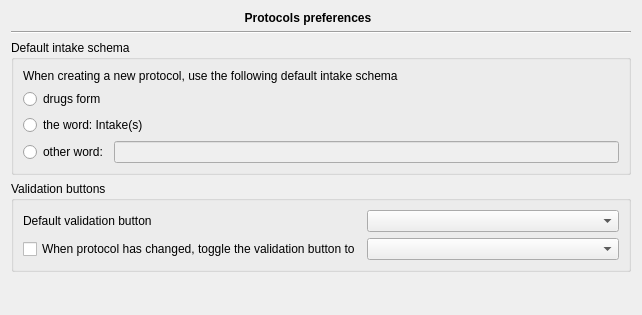
First picture: the form in plugins/drugsplugin/drugspreferences/protocolpreferencespage.ui, repository FreeHealth/freehealth, before the edit.
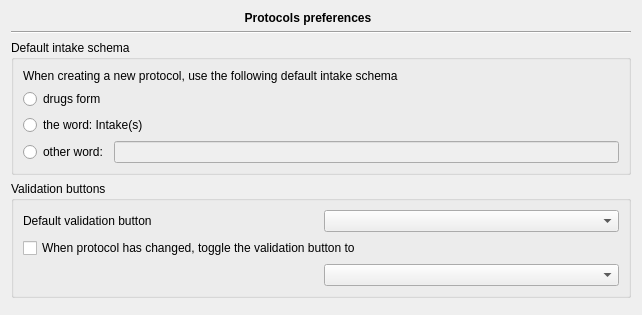
Second picture: the form after the edit.

What changed in the file:
```diff
--- a/plugins/drugsplugin/drugspreferences/protocolpreferencespage.ui
+++ b/plugins/drugsplugin/drugspreferences/protocolpreferencespage.ui
@@ -103,16 +103,16 @@
       <item row="0" column="1">
        <widget class="QComboBox" name="defaultButtonCombo"/>
       </item>
-      <item row="1" column="1">
-       <widget class="QComboBox" name="saveToggleCombo"/>
-      </item>
-      <item row="1" column="0">
+      <item row="1" column="0" colspan="2">
        <widget class="QCheckBox" name="toggleCheckbox">
         <property name="text">
          <string>When protocol has changed, toggle the validation button to</string>
         </property>
        </widget>
       </item>
+      <item row="2" column="1">
+       <widget class="QComboBox" name="saveToggleCombo"/>
+      </item>
      </layout>
     </widget>
    </item>
```
